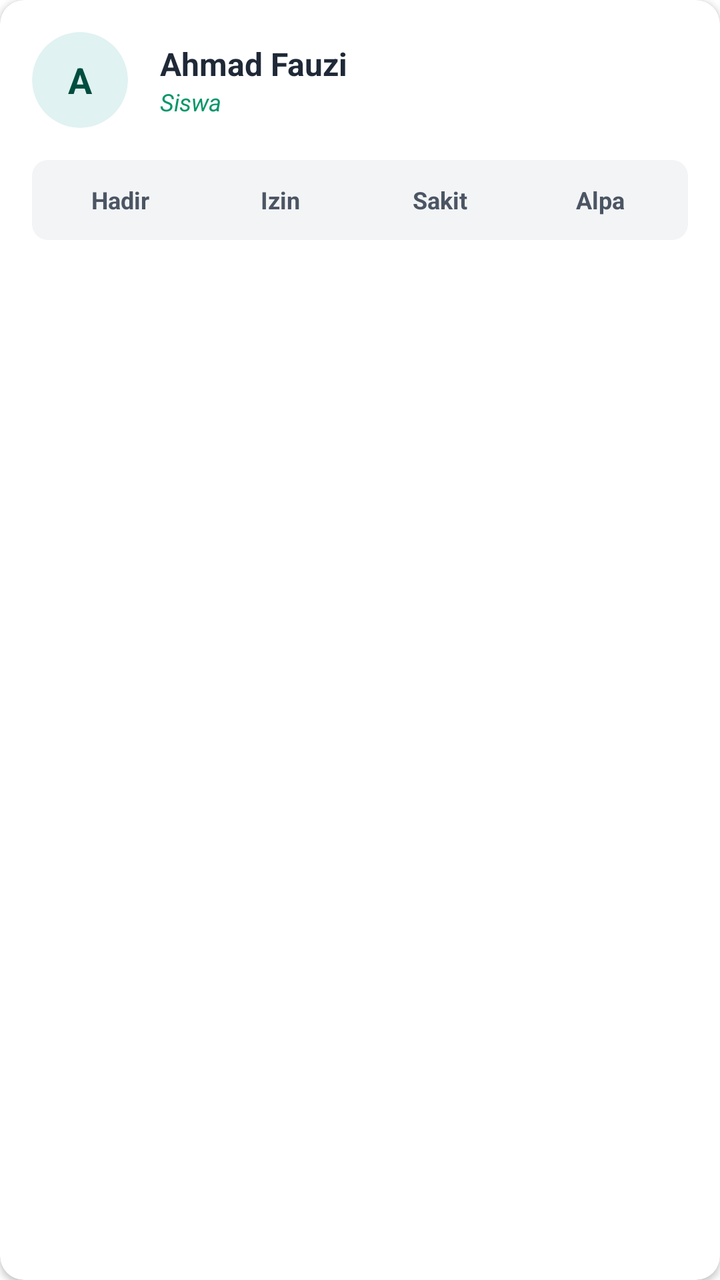
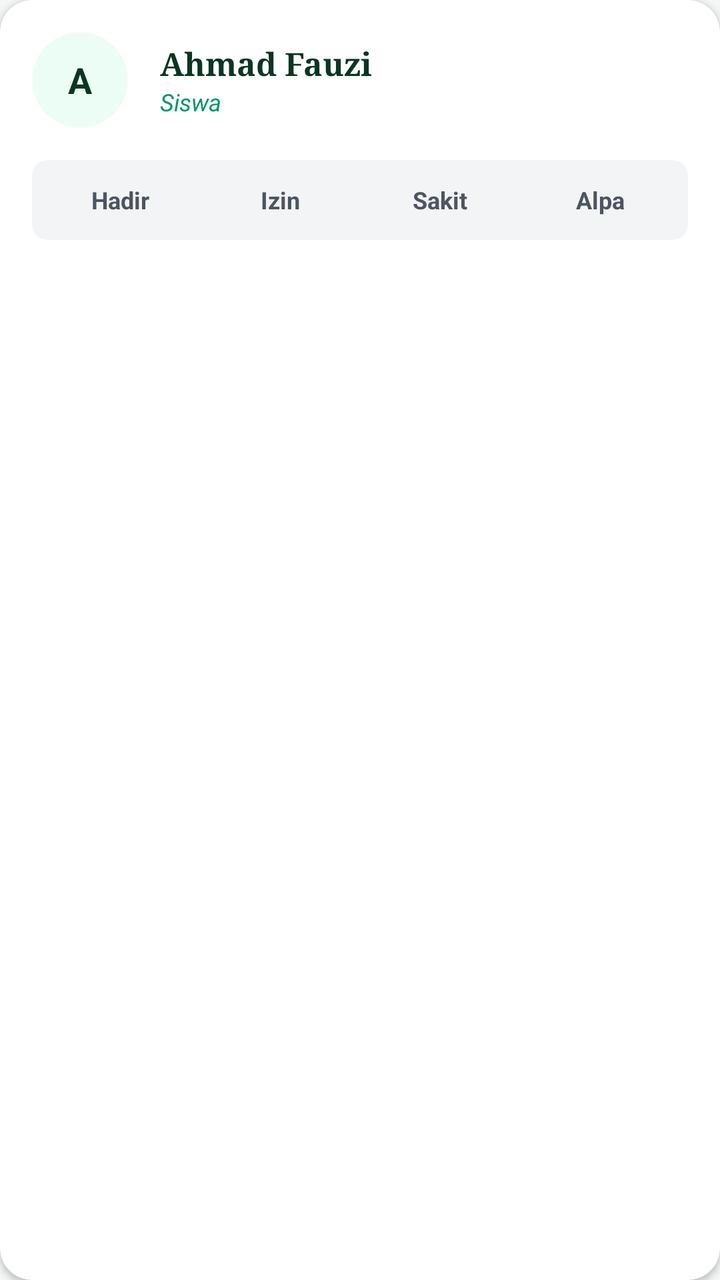

An Android layout rendered at two revisions. The XML below is the earlier revision; the diff shows what the commit changed to produce the second picture.
<!-- AndroidManifest.xml: application theme Theme.RamadhanDigital -->
<!-- res/layout/item_absensi.xml -->
<?xml version="1.0" encoding="utf-8"?>
<com.google.android.material.card.MaterialCardView xmlns:android="http://schemas.android.com/apk/res/android"
    xmlns:app="http://schemas.android.com/apk/res-auto"
    xmlns:tools="http://schemas.android.com/tools"
    android:layout_width="match_parent"
    android:layout_height="wrap_content"
    android:layout_marginHorizontal="16dp"
    android:layout_marginVertical="8dp"
    app:cardCornerRadius="12dp"
    app:cardElevation="2dp"
    app:strokeWidth="0dp">

    <LinearLayout
        android:layout_width="match_parent"
        android:layout_height="wrap_content"
        android:orientation="vertical"
        android:padding="16dp">

        <LinearLayout
            android:layout_width="match_parent"
            android:layout_height="wrap_content"
            android:gravity="center_vertical"
            android:orientation="horizontal">

            
            <com.google.android.material.card.MaterialCardView
                android:layout_width="48dp"
                android:layout_height="48dp"
                app:cardBackgroundColor="#E0F2F1"
                app:cardCornerRadius="24dp"
                app:cardElevation="0dp">

                <TextView
                    android:id="@+id/tvAvatarInitial"
                    android:layout_width="match_parent"
                    android:layout_height="match_parent"
                    android:gravity="center"
                    android:text="A"
                    android:textColor="#004D40"
                    android:textSize="18sp"
                    android:textStyle="bold" />

                <ImageView
                    android:id="@+id/ivStudentProfile"
                    android:layout_width="match_parent"
                    android:layout_height="match_parent"
                    android:scaleType="centerCrop"
                    android:visibility="gone" />
            </com.google.android.material.card.MaterialCardView>

            <LinearLayout
                android:layout_width="0dp"
                android:layout_height="wrap_content"
                android:layout_marginStart="16dp"
                android:layout_weight="1"
                android:orientation="vertical">

                <TextView
                    android:id="@+id/tvNamaSiswa"
                    android:layout_width="wrap_content"
                    android:layout_height="wrap_content"
                    android:text="Ahmad Fauzi"
                    android:textColor="#1F2937"
                    android:textSize="16sp"
                    android:textStyle="bold" />

                <TextView
                    android:id="@+id/tvRoleSiswa"
                    android:layout_width="wrap_content"
                    android:layout_height="wrap_content"
                    android:text="Siswa"
                    android:textColor="#059669"
                    android:textSize="12sp"
                    android:textStyle="italic" />

            </LinearLayout>

        </LinearLayout>

        
        <RadioGroup
            android:id="@+id/rgStatus"
            android:layout_width="match_parent"
            android:layout_height="40dp"
            android:layout_marginTop="16dp"
            android:background="@drawable/bg_radio_group_absensi"
            android:orientation="horizontal"
            android:padding="4dp">

            <RadioButton
                android:id="@+id/rbHadir"
                android:layout_width="0dp"
                android:layout_height="match_parent"
                android:layout_weight="1"
                android:background="@drawable/selector_absensi_hadir"
                android:button="@null"
                android:gravity="center"
                android:text="Hadir"
                android:textColor="@drawable/selector_absensi_text"
                android:textSize="12sp"
                android:textStyle="bold" />

            <RadioButton
                android:id="@+id/rbIzin"
                android:layout_width="0dp"
                android:layout_height="match_parent"
                android:layout_weight="1"
                android:background="@drawable/selector_absensi_izin"
                android:button="@null"
                android:gravity="center"
                android:text="Izin"
                android:textColor="@drawable/selector_absensi_text"
                android:textSize="12sp"
                android:textStyle="bold" />

            <RadioButton
                android:id="@+id/rbSakit"
                android:layout_width="0dp"
                android:layout_height="match_parent"
                android:layout_weight="1"
                android:background="@drawable/selector_absensi_sakit"
                android:button="@null"
                android:gravity="center"
                android:text="Sakit"
                android:textColor="@drawable/selector_absensi_text"
                android:textSize="12sp"
                android:textStyle="bold" />

            <RadioButton
                android:id="@+id/rbAlpa"
                android:layout_width="0dp"
                android:layout_height="match_parent"
                android:layout_weight="1"
                android:background="@drawable/selector_absensi_alpa"
                android:button="@null"
                android:gravity="center"
                android:text="Alpa"
                android:textColor="@drawable/selector_absensi_text"
                android:textSize="12sp"
                android:textStyle="bold" />

        </RadioGroup>

    </LinearLayout>

</com.google.android.material.card.MaterialCardView>
<!-- resources referenced by this layout -->
<resources>
  <!-- drawable bg_radio_group_absensi (drawable) -->
  <?xml version="1.0" encoding="utf-8"?>
  <shape xmlns:android="http://schemas.android.com/apk/res/android">
      <solid android:color="#F3F4F6" />
      <corners android:radius="8dp" />
  </shape>
  <!-- drawable selector_absensi_izin (drawable) -->
  <?xml version="1.0" encoding="utf-8"?>
  <selector xmlns:android="http://schemas.android.com/apk/res/android">
      <item android:state_checked="true">
          <shape>
              <solid android:color="#795548" />
              <corners android:radius="6dp" />
          </shape>
      </item>
      <item>
          <shape>
              <solid android:color="@android:color/transparent" />
          </shape>
      </item>
  </selector>
  <!-- drawable selector_absensi_text (drawable) -->
  <?xml version="1.0" encoding="utf-8"?>
  <selector xmlns:android="http://schemas.android.com/apk/res/android">
      <item android:state_checked="true" android:color="@android:color/white" />
      <item android:color="#4B5563" />
  </selector>
  <style name="Theme.RamadhanDigital" parent="Theme.MaterialComponents.Light.NoActionBar">
  
          <item name="colorPrimary">#2E7D32</item>
          <item name="colorPrimaryVariant">#1B5E20</item>
          <item name="colorSecondary">#4CAF50</item>
  
          <item name="colorOnPrimary">@color/white</item>
          <item name="colorOnSecondary">@color/white</item>
  
          <item name="android:windowBackground">@android:color/white</item>
  
          <item name="android:statusBarColor">#2E7D32</item>
          <item name="android:navigationBarColor">@android:color/white</item>
  
          <item name="android:windowLightStatusBar">true</item>
  
          
          <item name="bottomNavigationStyle">@style/App.BottomNavigationView</item>
      </style>
  <color name="white">#FFFFFF</color>
  <style name="App.BottomNavigationView" parent="Widget.MaterialComponents.BottomNavigationView">
          <item name="itemActiveIndicatorStyle">@style/App.Custom.Indicator</item>
          <item name="itemTextAppearanceActive">@style/App.BottomNav.Text.Active</item>
          <item name="itemTextAppearanceInactive">@style/App.BottomNav.Text.Inactive</item>
      </style>
  <style name="App.Custom.Indicator" parent="Widget.Material3.BottomNavigationView.ActiveIndicator">
          
          <item name="android:color">#E8F5E9</item>
          <item name="android:width">60dp</item>
          <item name="android:height">40dp</item>
      </style>
  <style name="App.BottomNav.Text.Active" parent="TextAppearance.MaterialComponents.Caption">
          <item name="android:textStyle">bold</item>
          <item name="android:textSize">14sp</item>
      </style>
  <style name="App.BottomNav.Text.Inactive" parent="TextAppearance.MaterialComponents.Caption">
          <item name="android:textStyle">normal</item>
          <item name="android:textSize">12sp</item>
      </style>
  <!-- unchanged entries left out for length: 3 -->
</resources>

<!-- the commit's change to res/layout/item_absensi.xml (unified diff, before → after) -->
@@ -6,7 +6,8 @@
     android:layout_height="wrap_content"
     android:layout_marginHorizontal="16dp"
     android:layout_marginVertical="8dp"
-    app:cardCornerRadius="12dp"
+    app:cardBackgroundColor="@color/white"
+    app:cardCornerRadius="16dp"
     app:cardElevation="2dp"
     app:strokeWidth="0dp">
 
@@ -26,7 +27,7 @@
             <com.google.android.material.card.MaterialCardView
                 android:layout_width="48dp"
                 android:layout_height="48dp"
-                app:cardBackgroundColor="#E0F2F1"
+                app:cardBackgroundColor="@color/green_light_bg"
                 app:cardCornerRadius="24dp"
                 app:cardElevation="0dp">
 
@@ -36,7 +37,7 @@
                     android:layout_height="match_parent"
                     android:gravity="center"
                     android:text="A"
-                    android:textColor="#004D40"
+                    android:textColor="@color/luxury_emerald"
                     android:textSize="18sp"
                     android:textStyle="bold" />
 
@@ -60,16 +61,17 @@
                     android:layout_width="wrap_content"
                     android:layout_height="wrap_content"
                     android:text="Ahmad Fauzi"
-                    android:textColor="#1F2937"
+                    android:textColor="@color/text_title"
                     android:textSize="16sp"
-                    android:textStyle="bold" />
+                    android:textStyle="bold"
+                    android:fontFamily="serif" />
 
                 <TextView
                     android:id="@+id/tvRoleSiswa"
                     android:layout_width="wrap_content"
                     android:layout_height="wrap_content"
                     android:text="Siswa"
-                    android:textColor="#059669"
+                    android:textColor="@color/green_success"
                     android:textSize="12sp"
                     android:textStyle="italic" />
 
<!-- resource entries referenced after the edit -->
@@ -1,5 +1,9 @@
 <!-- resources referenced by this layout -->
 <resources>
+  <color name="green_light_bg">#ECFDF5</color>
+  <color name="green_success">#059669</color>
+  <color name="luxury_emerald">#0A3622</color>
+  <color name="text_title">#0A3622</color>
   <!-- drawable bg_radio_group_absensi (drawable) -->
   <?xml version="1.0" encoding="utf-8"?>
   <shape xmlns:android="http://schemas.android.com/apk/res/android">
@@ -29,43 +33,58 @@
   </selector>
   <style name="Theme.RamadhanDigital" parent="Theme.MaterialComponents.Light.NoActionBar">
   
-          <item name="colorPrimary">#2E7D32</item>
-          <item name="colorPrimaryVariant">#1B5E20</item>
-          <item name="colorSecondary">#4CAF50</item>
+          
+          <item name="colorPrimary">@color/green_header</item>
+          <item name="colorPrimaryVariant">@color/green_status_bar</item>
+          <item name="colorSecondary">@color/gold_text</item>
   
           <item name="colorOnPrimary">@color/white</item>
           <item name="colorOnSecondary">@color/white</item>
   
-          <item name="android:windowBackground">@android:color/white</item>
-  
-          <item name="android:statusBarColor">#2E7D32</item>
-          <item name="android:navigationBarColor">@android:color/white</item>
-  
-          <item name="android:windowLightStatusBar">true</item>
+          
+          <item name="android:windowBackground">@color/app_background</item>
   
           
+          <item name="android:statusBarColor">@color/green_status_bar</item>
+          <item name="android:navigationBarColor">@color/white</item>
+  
+          
+          <item name="android:windowLightStatusBar">false</item>
+  
           <item name="bottomNavigationStyle">@style/App.BottomNavigationView</item>
       </style>
+  <color name="green_header">@color/luxury_emerald</color>
+  <color name="green_status_bar">@color/luxury_emerald</color>
+  <color name="gold_text">@color/gold_soft</color>
+  <color name="app_background">@color/luxury_bg</color>
   <color name="white">#FFFFFF</color>
   <style name="App.BottomNavigationView" parent="Widget.MaterialComponents.BottomNavigationView">
           <item name="itemActiveIndicatorStyle">@style/App.Custom.Indicator</item>
           <item name="itemTextAppearanceActive">@style/App.BottomNav.Text.Active</item>
           <item name="itemTextAppearanceInactive">@style/App.BottomNav.Text.Inactive</item>
+          <item name="itemIconTint">@color/bottom_nav_color_state</item>
+          <item name="itemTextColor">@color/bottom_nav_color_state</item>
+          <item name="backgroundTint">@color/white</item>
       </style>
+  <color name="gold_soft">#C5A059</color>
+  <color name="luxury_bg">#F4F7F5</color>
   <style name="App.Custom.Indicator" parent="Widget.Material3.BottomNavigationView.ActiveIndicator">
           
-          <item name="android:color">#E8F5E9</item>
+          <item name="android:color">@color/bottom_nav_indicator</item>
           <item name="android:width">60dp</item>
           <item name="android:height">40dp</item>
       </style>
   <style name="App.BottomNav.Text.Active" parent="TextAppearance.MaterialComponents.Caption">
           <item name="android:textStyle">bold</item>
           <item name="android:textSize">14sp</item>
+          <item name="android:fontFamily">serif</item>
       </style>
   <style name="App.BottomNav.Text.Inactive" parent="TextAppearance.MaterialComponents.Caption">
           <item name="android:textStyle">normal</item>
           <item name="android:textSize">12sp</item>
+          <item name="android:fontFamily">serif</item>
       </style>
+  <color name="bottom_nav_indicator">#1A0A3622</color>
   <!-- unchanged entries left out for length: 3 -->
 </resources>
 
